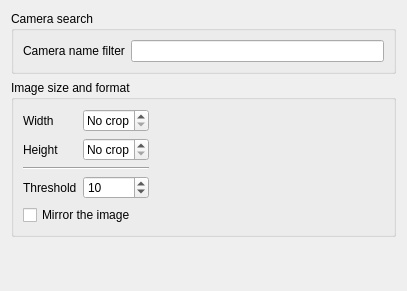
VioletGiraffe/SimpleCameraViewer, file app/settings/csettingspagecamera.ui: the form before one commit.
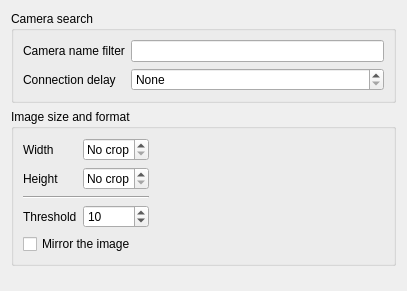
The form after the commit.

Commit message: Camera connection delay setting added (10 sec by default)

Patch:
```diff
--- a/app/settings/csettingspagecamera.ui
+++ b/app/settings/csettingspagecamera.ui
@@ -32,6 +32,23 @@
           </property>
          </widget>
         </item>
+        <item row="1" column="0">
+         <widget class="QLabel" name="label_5">
+          <property name="text">
+           <string>Connection delay</string>
+          </property>
+         </widget>
+        </item>
+        <item row="1" column="1">
+         <widget class="QSpinBox" name="_sbConnectionDelay">
+          <property name="specialValueText">
+           <string>None</string>
+          </property>
+          <property name="suffix">
+           <string> sec</string>
+          </property>
+         </widget>
+        </item>
         <item row="0" column="1">
          <widget class="QLineEdit" name="_leCameraFilter">
           <property name="toolTip">
```
The commit also changes 3 other files.
